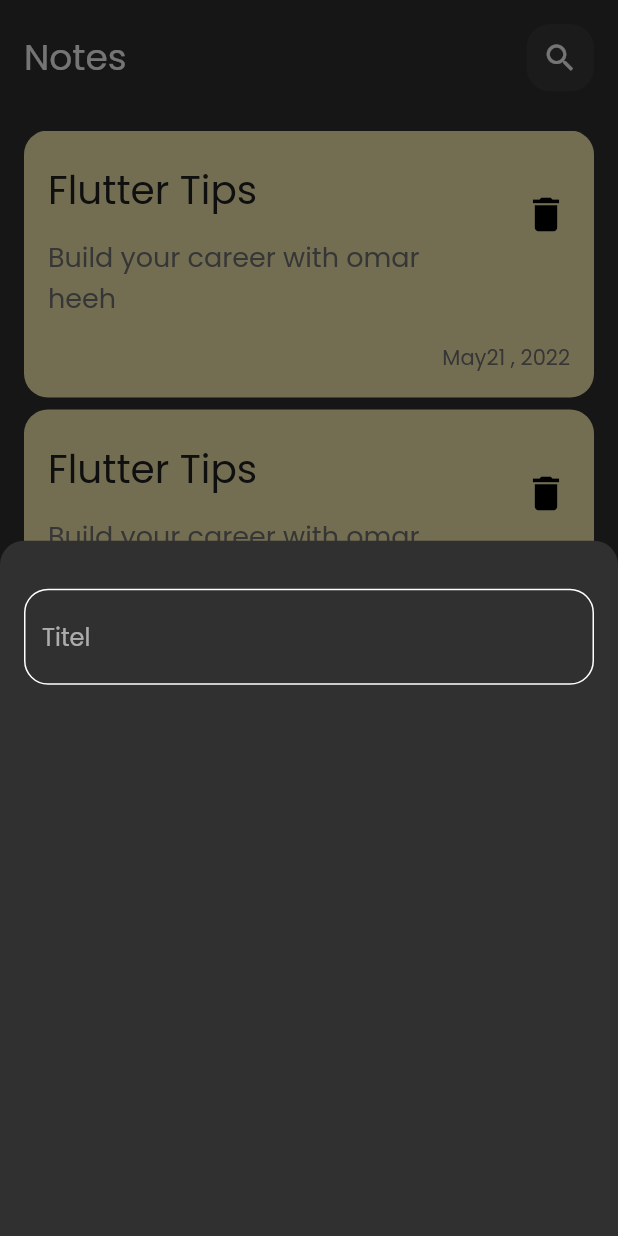
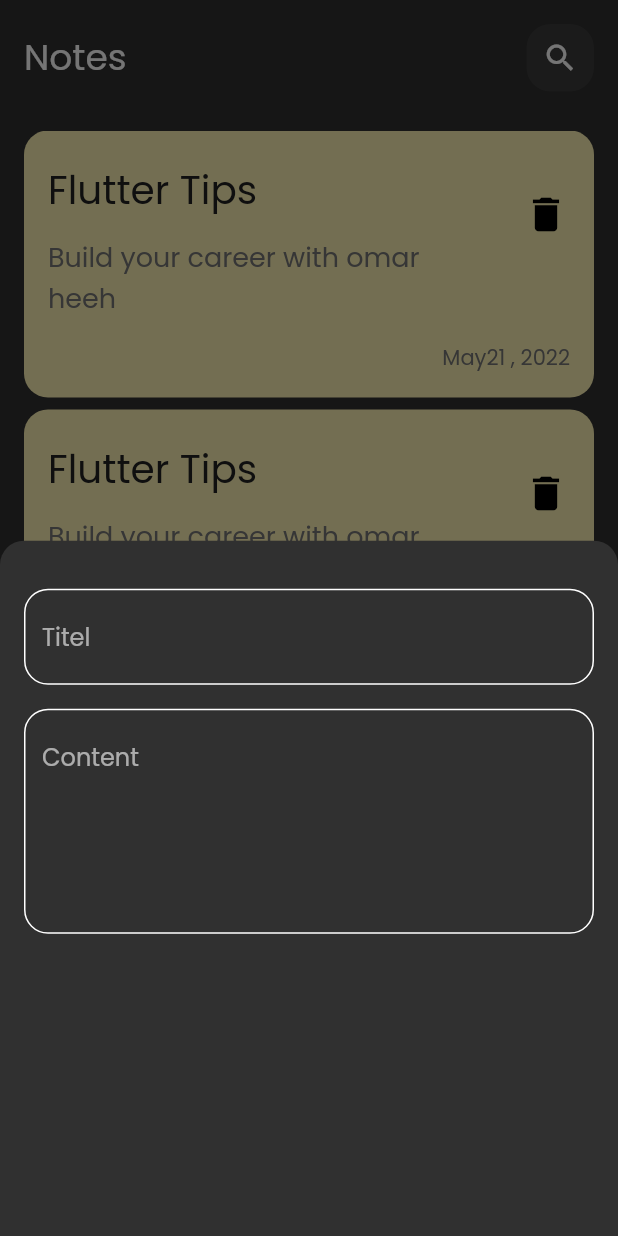
Before and after one commit to omarheeh/notes_app, a Flutter app: the screen it shows after launch, after a tap on the "add" icon, on a phone screen of 412 x 824 dp. Run offline on Flutter 3.47's test engine with Material 2 defaults, Android fonts, the phone set to English and light mode, and no system bars.

Commit message:
add fields to note bottom sheet

```diff
--- a/lib/view/widgets/add_note_bottom_shhet.dart
+++ b/lib/view/widgets/add_note_bottom_shhet.dart
@@ -12,10 +12,16 @@ class AddNoteBottomSheet extends StatelessWidget {
       padding: const EdgeInsets.symmetric(horizontal: 16),
       child: Column(
         children: [
-          SizedBox(height: 32),
+          const SizedBox(height: 32),
           CostomTextField(
             hintText: 'Titel',
             controller: titelControler,
+          ),
+          const SizedBox(height: 16),
+          CostomTextField(
+            hintText: 'Content',
+            controller: titelControler,
+            maxLines: 5,
           ),
         ],
       ),
--- a/lib/view/widgets/costom_text_field.dart
+++ b/lib/view/widgets/costom_text_field.dart
@@ -4,10 +4,12 @@ import 'package:noteapp/constens.dart';
 class CostomTextField extends StatelessWidget {
   final TextEditingController controller;
   final String hintText;
+  final int maxLines;
   const CostomTextField({
     super.key,
     required this.controller,
     required this.hintText,
+    this.maxLines = 1,
   });
 
   @override
@@ -15,6 +17,7 @@ class CostomTextField extends StatelessWidget {
     return TextField(
       controller: controller,
       cursorColor: Color(KPrimaryColor),
+      maxLines: maxLines,
       decoration: InputDecoration(
         hintText: hintText,
         border: buildBorder(),
```
